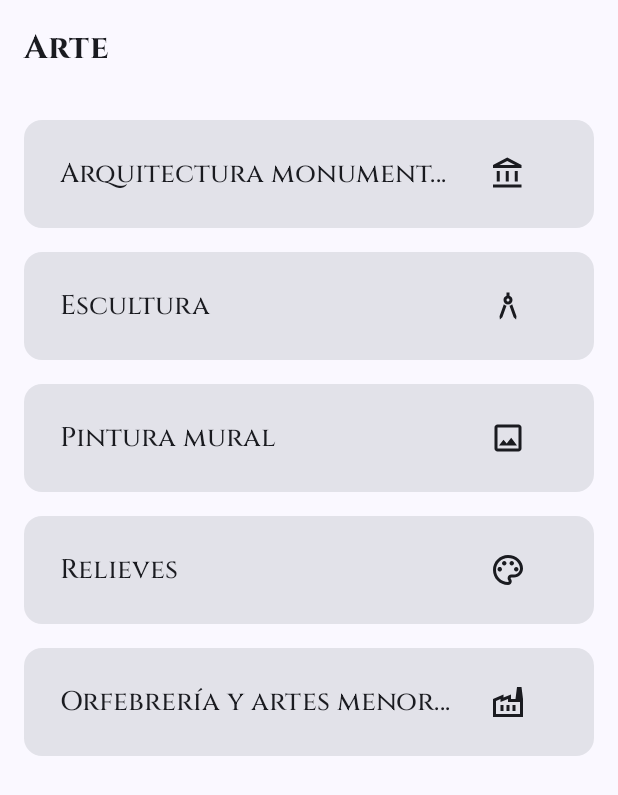
After one commit to dansolodev/museum-egypt-app, an Android app built with Jetpack Compose: the composable ArtScreen shown on its own in the app's theme, on a phone screen of 412 x 824 dp. The commit adds this screen. Shown: the top 795 px of the screen. Run offline under Robolectric (Android 15) with nearby library versions, the phone set to English and light mode, and no system bars; Roboto replaces fonts that are not available here.

Commit message:
Add ArtScreen

```diff
--- /dev/null
+++ b/app/src/main/java/com/fs/museumegyptapp/ui/art/ArtScreen.kt
@@ -0,0 +1,72 @@
+package com.fs.museumegyptapp.ui.art
+
+import android.content.res.Configuration
+import androidx.compose.foundation.layout.Arrangement
+import androidx.compose.foundation.layout.padding
+import androidx.compose.foundation.lazy.LazyColumn
+import androidx.compose.foundation.lazy.items
+import androidx.compose.material3.ExperimentalMaterial3Api
+import androidx.compose.material3.Scaffold
+import androidx.compose.material3.Text
+import androidx.compose.material3.TopAppBar
+import androidx.compose.runtime.Composable
+import androidx.compose.ui.Modifier
+import androidx.compose.ui.res.stringResource
+import androidx.compose.ui.tooling.preview.Preview
+import androidx.compose.ui.unit.dp
+import com.fs.museumegyptapp.R
+import com.fs.museumegyptapp.model.sectionsArt
+import com.fs.museumegyptapp.ui_kit.components.EgyptSimpleTextIcon
+import com.fs.museumegyptapp.ui_kit.theme.MuseumEgyptAppTheme
+
+@OptIn(ExperimentalMaterial3Api::class)
+@Composable
+internal fun ArtScreen(modifier: Modifier = Modifier) {
+    Scaffold(
+        modifier = modifier,
+        topBar = {
+            TopAppBar(
+                title = {
+                    Text(text = stringResource(id = R.string.art_label))
+                }
+            )
+        }
+    ) { innerPadding ->
+        LazyColumn(
+            modifier = Modifier
+                .padding(innerPadding)
+                .padding(all = 16.dp),
+            verticalArrangement = Arrangement.spacedBy(16.dp)
+        ) {
+            items(items = sectionsArt) { itemArt ->
+                EgyptSimpleTextIcon(
+                    icon = itemArt.icon,
+                    textCardIdRes = itemArt.title,
+                    onCardPressed = {}
+                )
+            }
+        }
+    }
+}
+
+@Preview(
+    showBackground = true,
+    uiMode = Configuration.UI_MODE_NIGHT_NO
+)
+@Composable
+private fun ArtScreenPreview() {
+    MuseumEgyptAppTheme {
+        ArtScreen()
+    }
+}
+
+@Preview(
+    showBackground = true,
+    uiMode = Configuration.UI_MODE_NIGHT_YES
+)
+@Composable
+private fun ArtScreenDarkPreview() {
+    MuseumEgyptAppTheme {
+        ArtScreen()
+    }
+}
--- a/app/src/main/java/com/fs/museumegyptapp/ui_kit/components/EgyptCards.kt
+++ b/app/src/main/java/com/fs/museumegyptapp/ui_kit/components/EgyptCards.kt
@@ -3,15 +3,19 @@
 import androidx.annotation.DrawableRes
 import androidx.annotation.StringRes
 import androidx.compose.foundation.Image
-import androidx.compose.foundation.clickable
 import androidx.compose.foundation.layout.Column
+import androidx.compose.foundation.layout.Row
 import androidx.compose.foundation.layout.fillMaxWidth
 import androidx.compose.foundation.layout.padding
 import androidx.compose.foundation.shape.RoundedCornerShape
+import androidx.compose.material.icons.Icons
+import androidx.compose.material.icons.outlined.Adb
 import androidx.compose.material3.Card
+import androidx.compose.material3.Icon
 import androidx.compose.material3.Text
 import androidx.compose.runtime.Composable
 import androidx.compose.ui.Modifier
+import androidx.compose.ui.graphics.vector.ImageVector
 import androidx.compose.ui.layout.ContentScale
 import androidx.compose.ui.res.painterResource
 import androidx.compose.ui.res.stringResource
@@ -33,8 +37,8 @@
 ) {
     Card(
         modifier = modifier
-            .fillMaxWidth()
-            .clickable { onCardPressed() },
+            .fillMaxWidth(),
+        onClick = { onCardPressed() },
         shape = RoundedCornerShape(topEnd = 24.dp, bottomStart = 24.dp)
     ) {
         Column {
@@ -70,3 +74,48 @@
         )
     }
 }
+
+@Composable
+fun EgyptSimpleTextIcon(
+    icon: ImageVector,
+    @StringRes textCardIdRes: Int,
+    onCardPressed: () -> Unit,
+    modifier: Modifier = Modifier,
+    cardIconContentDescription: String? = null
+) {
+    Card(
+        modifier = modifier.fillMaxWidth(),
+        onClick = { onCardPressed() }
+    ) {
+        Row(
+            modifier = Modifier.padding(all = 24.dp)
+        ) {
+            Text(
+                text = stringResource(id = textCardIdRes),
+                modifier = Modifier.weight(weight = 0.8f),
+                maxLines = 1,
+                overflow = TextOverflow.Ellipsis,
+                style = Typography.titleMedium
+            )
+            Icon(
+                imageVector = icon,
+                contentDescription = cardIconContentDescription,
+                modifier = Modifier.weight(weight = 0.2f)
+            )
+        }
+    }
+}
+
+@Preview(
+    showBackground = true
+)
+@Composable
+private fun EgyptSimpleTextIconPreview() {
+    MuseumEgyptAppTheme {
+        EgyptSimpleTextIcon(
+            icon = Icons.Outlined.Adb,
+            textCardIdRes = R.string.art_monumental_arq,
+            onCardPressed = {}
+        )
+    }
+}
--- a/app/src/main/res/values/strings.xml
+++ b/app/src/main/res/values/strings.xml
@@ -27,11 +27,18 @@
     <string name="health_holistic">Enfoque holístico: Los egipcios tenían una comprensión holística de la salud, cuidando tanto el cuerpo como el espíritu.</string>
     <string name="health_herbs">Uso de hierbas: Los médicos eran respetados y utilizaban remedios naturales, como la miel, el ajo y diversas hierbas, para tratar dolencias y curar el cuerpo.</string>
 
-    <!-- architecture -->
+    <!-- Architecture -->
     <string name="architecture_mastabas">Mastabas</string>
     <string name="architecture_pyramids">Piramides</string>
     <string name="architecture_obelisk">Obelisco</string>
     <string name="architecture_temple">Templo</string>
     <string name="architecture_constructions">Construcciones civiles y militares</string>
 
+    <!-- Art -->
+    <string name="art_monumental_arq">Arquitectura monumental</string>
+    <string name="art_sculpture">Escultura</string>
+    <string name="art_mural">Pintura mural</string>
+    <string name="art_reliefs">Relieves</string>
+    <string name="art_minor_arts">Orfebrería y artes menores</string>
+
 </resources>
```
Also changed, not shown: app/src/main/java/com/fs/museumegyptapp/MainActivity.kt (+2 -29 lines), app/src/main/java/com/fs/museumegyptapp/model/ArtSection.kt (added, +40 -0 lines).
